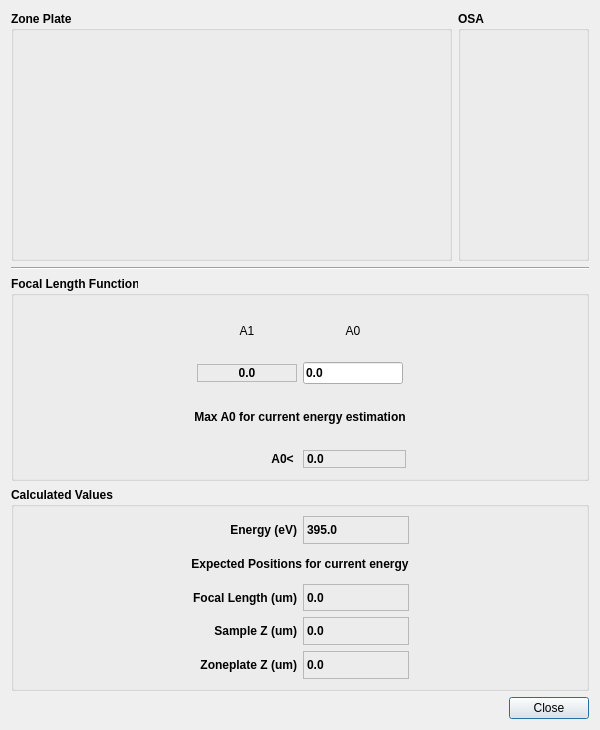
First picture: the form in cls/applications/pyStxm/widgets/ui/focusAndZoneplateParms.ui, repository Canadian-Light-Source/pyStxm, before the edit.
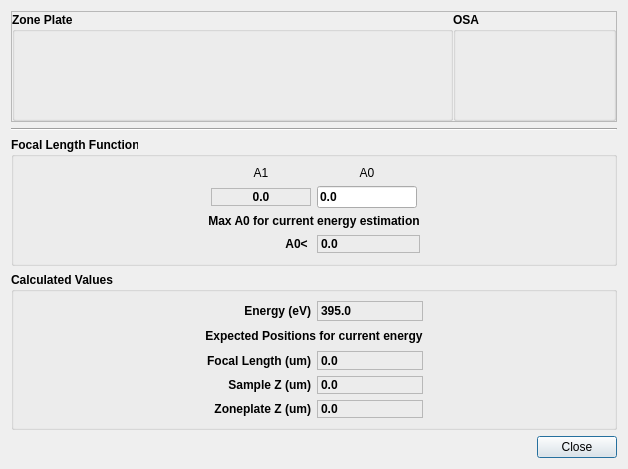
Second picture: the form after the edit.

Commit message: move zoneplate and osa toolboxes into vertical scroll area

```diff
--- a/cls/applications/pyStxm/widgets/ui/focusAndZoneplateParms.ui
+++ b/cls/applications/pyStxm/widgets/ui/focusAndZoneplateParms.ui
@@ -6,14 +6,14 @@
    <rect>
     <x>0</x>
     <y>0</y>
-    <width>600</width>
-    <height>730</height>
+    <width>628</width>
+    <height>469</height>
    </rect>
   </property>
   <property name="minimumSize">
    <size>
     <width>600</width>
-    <height>625</height>
+    <height>300</height>
    </size>
   </property>
   <property name="maximumSize">
@@ -25,7 +25,37 @@
   <property name="windowTitle">
    <string>Dialog</string>
   </property>
+  <layout class="QVBoxLayout" name="verticalLayout_3">
+   <item>
+    <widget class="QScrollArea" name="scrollArea">
+     <property name="widgetResizable">
+      <bool>true</bool>
+     </property>
+     <widget class="QWidget" name="scrollAreaWidgetContents">
+      <property name="geometry">
+       <rect>
+        <x>0</x>
+        <y>0</y>
+        <width>608</width>
+        <height>118</height>
+       </rect>
+      </property>
   <layout class="QVBoxLayout" name="verticalLayout_2">
+       <property name="spacing">
+        <number>0</number>
+       </property>
+       <property name="leftMargin">
+        <number>0</number>
+       </property>
+       <property name="topMargin">
+        <number>0</number>
+       </property>
+       <property name="rightMargin">
+        <number>0</number>
+       </property>
+       <property name="bottomMargin">
+        <number>0</number>
+       </property>
    <item>
     <layout class="QHBoxLayout" name="horizontalLayout_2">
      <item>
@@ -33,7 +63,7 @@
        <property name="minimumSize">
         <size>
          <width>441</width>
-         <height>250</height>
+             <height>100</height>
         </size>
        </property>
        <property name="font">
@@ -53,7 +83,7 @@
        <property name="minimumSize">
         <size>
          <width>130</width>
-         <height>161</height>
+             <height>50</height>
         </size>
        </property>
        <property name="font">
@@ -70,6 +100,10 @@
      </item>
     </layout>
    </item>
+      </layout>
+     </widget>
+    </widget>
+   </item>
    <item>
     <widget class="Line" name="line">
      <property name="orientation">
@@ -79,6 +113,12 @@
    </item>
    <item>
     <widget class="QGroupBox" name="groupBox">
+     <property name="minimumSize">
+      <size>
+       <width>0</width>
+       <height>123</height>
+      </size>
+     </property>
      <property name="font">
       <font>
        <weight>75</weight>
@@ -175,6 +215,12 @@
         </item>
         <item row="1" column="2">
          <widget class="QLineEdit" name="a0Fld">
+          <property name="sizePolicy">
+           <sizepolicy hsizetype="Preferred" vsizetype="Preferred">
+            <horstretch>0</horstretch>
+            <verstretch>0</verstretch>
+           </sizepolicy>
+          </property>
           <property name="maximumSize">
            <size>
             <width>100</width>
```
Lines whose indentation alone changed are shown as unchanged. The commit also changes 1 other file.
